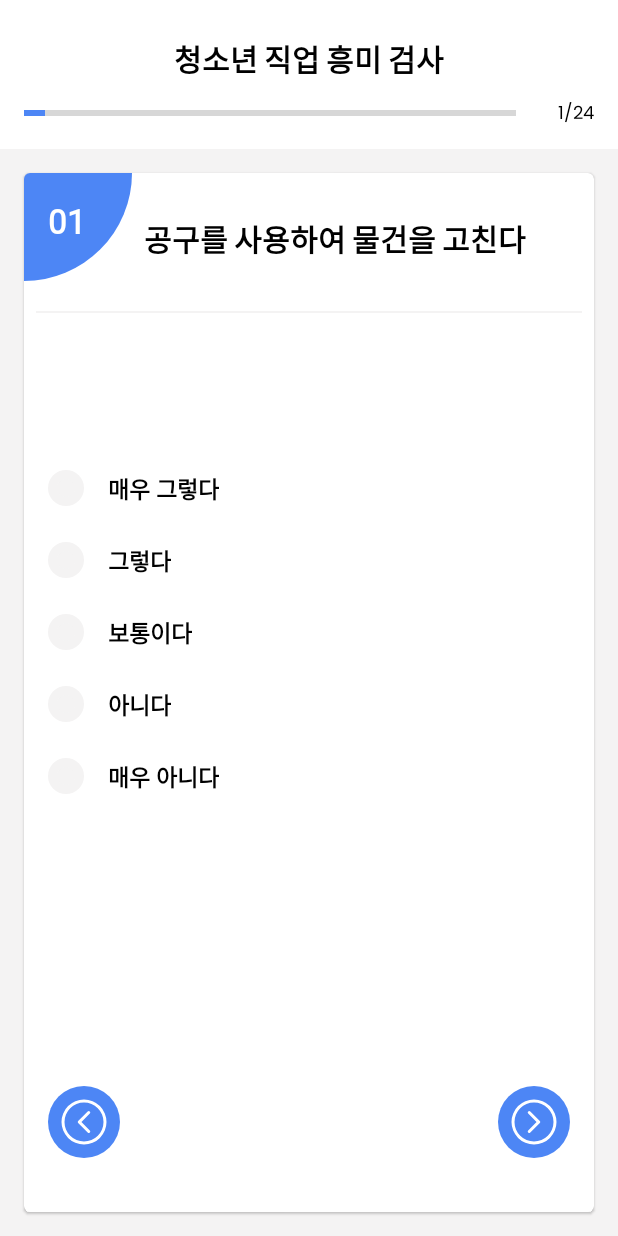
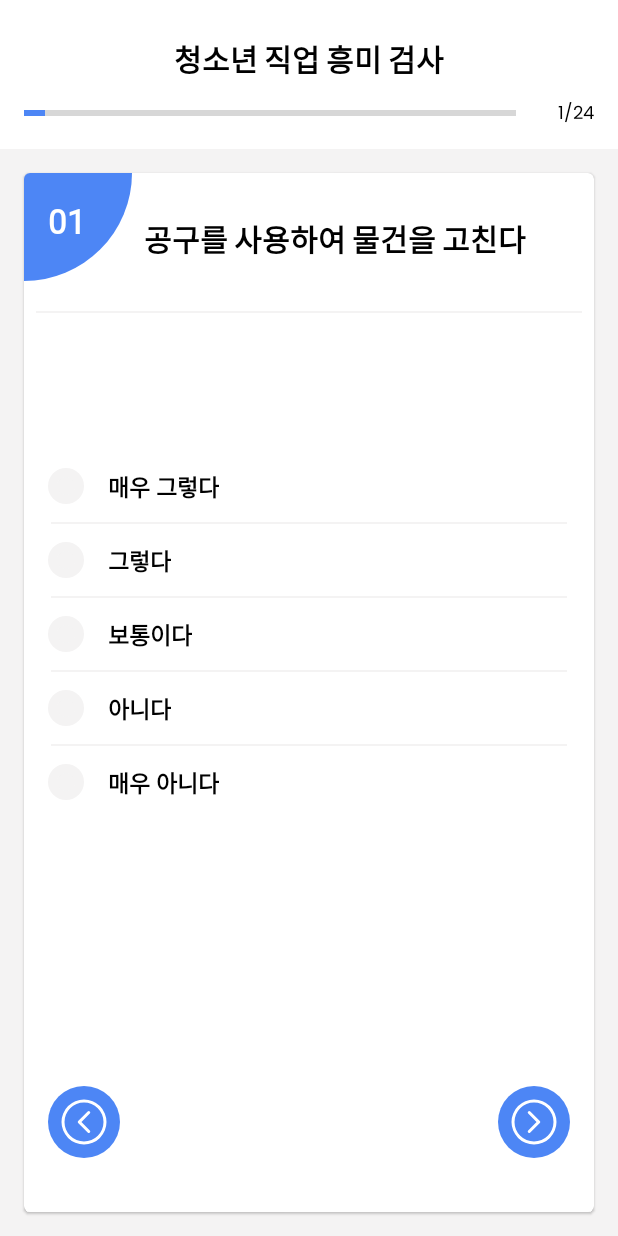
Before and after one commit to kimchuu/Deogeob-ilchi, an Android app: the ExamActivity screen opened directly, with no data from a screen before it, after a tap on "검사 시작하기", on a phone screen of 412 x 824 dp. Run offline under Robolectric (Android 15) with nearby library versions, the phone set to English and light mode, and no system bars; our stand-ins replace RxJava, data binding.

Commit message:
Feature : 질문지 결과 산출을 위한 기능들(미완)

```diff
--- a/app/build.gradle
+++ b/app/build.gradle
@@ -71,4 +71,6 @@ dependencies {
     // lottie animation
     implementation "com.airbnb.android:lottie:$lottie_version"
 
+    //gson dependency
+    implementation 'com.google.code.gson:gson:2.8.6'
 }
--- a/app/src/main/java/com/example/deogeobilchi/ui/exam/ExamFragment.kt
+++ b/app/src/main/java/com/example/deogeobilchi/ui/exam/ExamFragment.kt
@@ -1,19 +1,26 @@
 package com.example.deogeobilchi.ui.exam
 
 import android.os.Bundle
+import android.util.Log
 import android.view.LayoutInflater
 import android.view.View
 import android.view.ViewGroup
 import androidx.fragment.app.Fragment
 import androidx.lifecycle.Observer
+import com.example.deogeobilchi.DeogeobilchiApplication
+import com.example.deogeobilchi.DeogeobilchiApplication.Companion.prefs
+import com.example.deogeobilchi.R
 import com.example.deogeobilchi.databinding.FragmentExamBinding
 import org.koin.androidx.viewmodel.ext.android.viewModel
 import java.util.*
 
 class ExamFragment(viewModel: ExamViewModel) : Fragment() {
+    private val TAG = "TAGexam"
     private var _binding: FragmentExamBinding ? = null
     private val binding get() = _binding!!
     private val viewModel: ExamViewModel = viewModel
+
+    private var mChecked = 0
 
     override fun onCreateView(
         inflater: LayoutInflater,
@@ -35,9 +42,31 @@ class ExamFragment(viewModel: ExamViewModel) : Fragment() {
                 viewModel.prevQuestion()
             }
 
+            prefs.clear()
+            radioGroup.setOnCheckedChangeListener { radioGroup, i ->
+                when(i){
+                    R.id.radio_btn_1 -> mChecked = 1
+                    R.id.radio_btn_2 -> mChecked = 2
+                    R.id.radio_btn_3 -> mChecked = 3
+                    R.id.radio_btn_4 -> mChecked = 4
+                    R.id.radio_btn_5 -> mChecked = 5
+                }
+            }
+
             nextBtn.setOnClickListener {
+                viewModel.updateAnswerMap(mChecked)
                 viewModel.nextQuestion()
+                mChecked = 0
+                binding.radioGroup.clearCheck()
+
+                if (viewModel.number.value!! >= 25) { // 검사 끝
+                    // next btn 대신 완료 버튼 등장
+                    viewModel.resultAnswerMap()
+                    Log.d(TAG, "nextQuestion: answerList = ${viewModel.answerList}")
+
+                }
             }
+
         }
     }
 
--- a/app/src/main/java/com/example/deogeobilchi/ui/exam/ExamViewModel.kt
+++ b/app/src/main/java/com/example/deogeobilchi/ui/exam/ExamViewModel.kt
@@ -2,6 +2,7 @@ package com.example.deogeobilchi.ui.exam
 
 import android.util.Log
 import androidx.lifecycle.MutableLiveData
+import com.example.deogeobilchi.DeogeobilchiApplication
 import com.example.deogeobilchi.base.BaseViewModel
 
 class ExamViewModel : BaseViewModel() {
@@ -15,22 +16,56 @@ class ExamViewModel : BaseViewModel() {
     var questionS = mutableListOf<String>() // 사회형
     var questionE = mutableListOf<String>() // 진취형
     var questionC = mutableListOf<String>() // 관습형
+    var answerList = mutableListOf<Int>(0, 0, 0, 0, 0, 0)
+    var answerMap = mutableMapOf<Int, Int>()
 
     init {
         setQuestion()
         makeQuestionList()
         question.value = questionList[number.value!! - 1]
-        Log.d(TAG, "question : ${question.value}")
+        setAnswerMap()
     }
+
+    private fun setAnswerMap() {
+        for (i in 1..24) {
+            answerMap[i] = 0
+        }
+    }
+
+    fun updateAnswerMap(num: Int) {
+        answerMap[number.value!!] = num
+        //Log.d(TAG, "updateAnswerMap: answerList = ${answerMap}")
+    }
+
+    fun resultAnswerMap() {
+        answerMap.forEach {
+            answerList[it.value]++
+        }
+
+        //todo copyList로 변경해야함
+        val sortList = answerList
+        sortList[0] = -1 // 아무 응답도 하지 않았을 경우가 0 -> 제외
+        sortList.sortDescending()
+        val indexList = mutableListOf(0, 0, 0)
+        Log.d(TAG, "resultAnswerMap: sortList = ${sortList}")
+        for (i in 0..2) {
+            Log.d(TAG, "resultAnswerMap: ${answerList.indexOf(sortList[i])}")
+            indexList.add(answerList.indexOf(sortList[i]))
+        }
+        //Log.d(TAG, "resultAnswerMap: indexList = ${indexList}")
+    }
+
 
     fun nextQuestion() {
         number.value = number.value?.plus(1)
-        question.value = questionList[number.value!! - 1]
+        if (number.value!! <= 24) {
+            question.value = questionList[number.value!! - 1]
+        }
     }
 
     fun prevQuestion() {
-        if (number.value!! >= 2) {
-            number.value = number.value?.minus(1)
+        number.value = number.value?.minus(1)
+        if (number.value!! >= 1) {
             question.value = questionList[number.value!! - 1]
         }
     }
@@ -77,4 +112,6 @@ class ExamViewModel : BaseViewModel() {
         questionC.add("서류를 분류하고 정리한다")
         questionC.add("학급비 지출내용을 잘 정리한다")
     }
+
+
 }
--- a/app/src/main/res/layout/fragment_exam.xml
+++ b/app/src/main/res/layout/fragment_exam.xml
@@ -81,6 +81,7 @@
                 />
 
             <RadioGroup
+                android:id="@+id/radio_group"
                 android:layout_width="match_parent"
                 android:layout_height="wrap_content"
                 app:layout_constraintStart_toStartOf="parent"
@@ -88,7 +89,7 @@
                 app:layout_constraintTop_toBottomOf="@id/question_title_layout"
                 app:layout_constraintBottom_toBottomOf="parent"
                 app:layout_constraintVertical_bias="0.3"
-                android:layout_marginStart="16dp"
+                android:layout_marginHorizontal="16dp"
                 >
                 <RadioButton
                     android:id="@+id/radio_btn_1"
@@ -99,7 +100,13 @@
                     android:drawableStart="@drawable/radio_button_exam"
                     android:drawablePadding="16dp"
                     android:button="@null"
-                    android:paddingVertical="6dp"
+                    android:paddingVertical="12dp"
+                    />
+                <View
+                    android:layout_width="match_parent"
+                    android:layout_height="1dp"
+                    android:background="@color/GrayBackground"
+                    android:layout_marginHorizontal="2dp"
                     />
                 <RadioButton
                     android:id="@+id/radio_btn_2"
@@ -110,7 +117,13 @@
                     android:drawableStart="@drawable/radio_button_exam"
                     android:drawablePadding="16dp"
                     android:button="@null"
-                    android:paddingVertical="6dp"
+                    android:paddingVertical="12dp"
+                    />
+                <View
+                    android:layout_width="match_parent"
+                    android:layout_height="1dp"
+                    android:background="@color/GrayBackground"
+                    android:layout_marginHorizontal="2dp"
                     />
                 <RadioButton
                     android:id="@+id/radio_btn_3"
@@ -121,7 +134,13 @@
                     android:drawableStart="@drawable/radio_button_exam"
                     android:drawablePadding="16dp"
                     android:button="@null"
-                    android:paddingVertical="6dp"
+                    android:paddingVertical="12dp"
+                    />
+                <View
+                    android:layout_width="match_parent"
+                    android:layout_height="1dp"
+                    android:background="@color/GrayBackground"
+                    android:layout_marginHorizontal="2dp"
                     />
                 <RadioButton
                     android:id="@+id/radio_btn_4"
@@ -132,7 +151,13 @@
                     android:drawableStart="@drawable/radio_button_exam"
                     android:drawablePadding="16dp"
                     android:button="@null"
-                    android:paddingVertical="6dp"
+                    android:paddingVertical="12dp"
+                    />
+                <View
+                    android:layout_width="match_parent"
+                    android:layout_height="1dp"
+                    android:background="@color/GrayBackground"
+                    android:layout_marginHorizontal="2dp"
                     />
                 <RadioButton
                     android:id="@+id/radio_btn_5"
@@ -143,7 +168,7 @@
                     android:drawableStart="@drawable/radio_button_exam"
                     android:drawablePadding="16dp"
                     android:button="@null"
-                    android:paddingVertical="6dp"
+                    android:paddingVertical="12dp"
                     />
             </RadioGroup>
 
```
Also changed, not shown: app/src/main/java/com/example/deogeobilchi/model/ExamType.kt (added, +74 -0 lines), app/src/main/java/com/example/deogeobilchi/util/PreferenceUtil.kt (+23 -1 lines).
